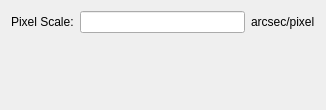
The window that forms/data_config.ui (lsst-sitcom/spot_motion_monitor) describes before a commit, drawn with Qt 5.
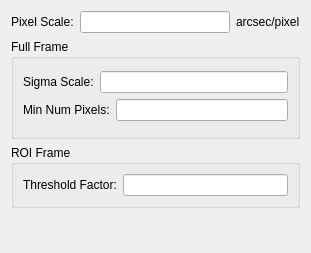
The same window after the commit.

Commit message:
Convert data config dialog to use config class.
 * Update data config tab.
 * Make data config tab with config class.
 * Make data controller use data config class.
 * Rename general config dialog to data config dialog.
 * Rename general config dialog class to data config dialog class.

The edit to the form file:
```diff
--- a/forms/data_config.ui
+++ b/forms/data_config.ui
@@ -6,15 +6,24 @@
    <rect>
     <x>0</x>
     <y>0</y>
-    <width>326</width>
-    <height>110</height>
+    <width>311</width>
+    <height>253</height>
    </rect>
   </property>
+  <property name="sizePolicy">
+   <sizepolicy hsizetype="Preferred" vsizetype="Preferred">
+    <horstretch>0</horstretch>
+    <verstretch>0</verstretch>
+   </sizepolicy>
+  </property>
   <property name="windowTitle">
    <string>Form</string>
   </property>
-  <layout class="QVBoxLayout" name="verticalLayout">
-   <item>
+  <property name="styleSheet">
+   <string notr="true"/>
+  </property>
+  <layout class="QGridLayout" name="gridLayout">
+   <item row="0" column="0">
     <layout class="QHBoxLayout" name="horizontalLayout">
      <item>
       <widget class="QLabel" name="pixelScaleLabel">
@@ -42,7 +51,88 @@
      </item>
     </layout>
    </item>
-   <item>
+   <item row="1" column="0">
+    <widget class="QGroupBox" name="fullFrameGroupBox">
+     <property name="sizePolicy">
+      <sizepolicy hsizetype="Preferred" vsizetype="Expanding">
+       <horstretch>0</horstretch>
+       <verstretch>0</verstretch>
+      </sizepolicy>
+     </property>
+     <property name="title">
+      <string>Full Frame</string>
+     </property>
+     <layout class="QVBoxLayout" name="verticalLayout">
+      <property name="topMargin">
+       <number>12</number>
+      </property>
+      <property name="bottomMargin">
+       <number>15</number>
+      </property>
+      <item>
+       <layout class="QHBoxLayout" name="horizontalLayout_2">
+        <item>
+         <widget class="QLabel" name="sigmaScaleLabel">
+          <property name="toolTip">
+           <string>Multiplier for the frame standard deviation.</string>
+          </property>
+          <property name="text">
+           <string>Sigma Scale:</string>
+          </property>
+         </widget>
+        </item>
+        <item>
+         <widget class="QLineEdit" name="sigmaScaleLineEdit"/>
+        </item>
+       </layout>
+      </item>
+      <item>
+       <layout class="QHBoxLayout" name="horizontalLayout_3">
+        <item>
+         <widget class="QLabel" name="minimumNumPixelsLabel">
+          <property name="toolTip">
+           <string>The minimum number of pixels that must be in a center-of-mass object.</string>
+          </property>
+          <property name="text">
+           <string>Min Num Pixels:</string>
+          </property>
+         </widget>
+        </item>
+        <item>
+         <widget class="QLineEdit" name="minimumNumPixelsLineEdit"/>
+        </item>
+       </layout>
+      </item>
+     </layout>
+    </widget>
+   </item>
+   <item row="2" column="0">
+    <widget class="QGroupBox" name="roiFrameGroupBox">
+     <property name="title">
+      <string>ROI Frame</string>
+     </property>
+     <layout class="QVBoxLayout" name="verticalLayout_2">
+      <item>
+       <layout class="QHBoxLayout" name="horizontalLayout_4">
+        <item>
+         <widget class="QLabel" name="thresholdFactorLabel">
+          <property name="toolTip">
+           <string>The scale factor multiplied by the frame max and then subtracted from the frame.</string>
+          </property>
+          <property name="text">
+           <string>Threshold Factor:</string>
+          </property>
+         </widget>
+        </item>
+        <item>
+         <widget class="QLineEdit" name="thresholdFactorLineEdit"/>
+        </item>
+       </layout>
+      </item>
+     </layout>
+    </widget>
+   </item>
+   <item row="3" column="0">
     <spacer name="verticalSpacer">
      <property name="orientation">
       <enum>Qt::Vertical</enum>
@@ -50,7 +140,7 @@
      <property name="sizeHint" stdset="0">
       <size>
        <width>20</width>
-       <height>50</height>
+       <height>10</height>
       </size>
      </property>
     </spacer>
```
Left out of the diff: 3 changed lines with no effect on the pictures. The commit also changes 22 other files.
